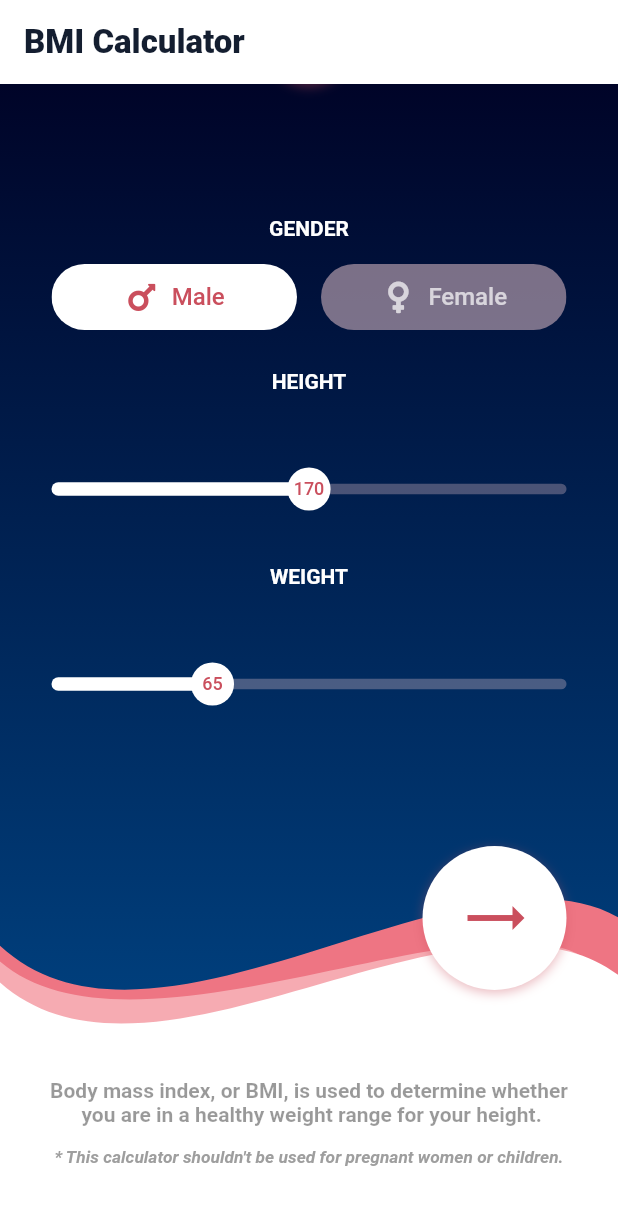
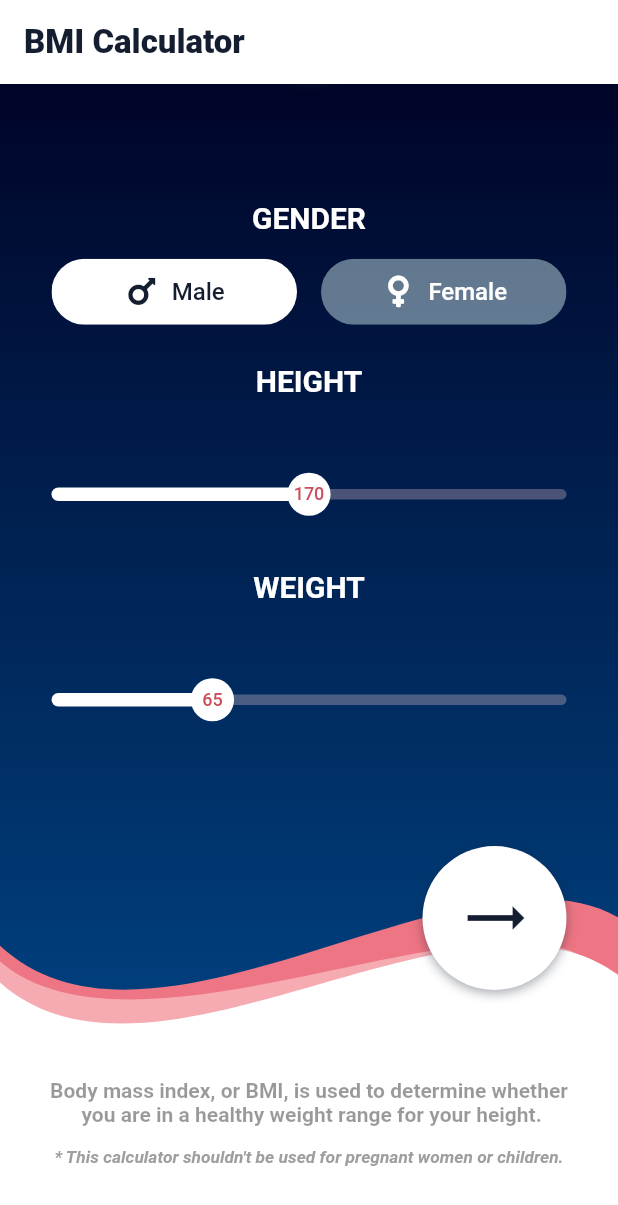
Before and after one commit to SHAHZAIB-prog/BMI-Calculator, a Flutter app: the screen it shows after launch, on a phone screen of 412 x 824 dp. Shown: the top 1205 px of the screen. Run offline on Flutter 3.47's test engine with Material 2 defaults, Android fonts, the phone set to English and light mode, and no system bars; our stand-ins replace font_awesome_flutter.

Commit message:
Changing textsize and textcolor Color of BMI cal

```diff
--- a/lib/constants.dart
+++ b/lib/constants.dart
@@ -1,11 +1,11 @@
 import 'package:flutter/material.dart';
 
 // Colors
-const Color kPrimaryColor = Color(0xFFCA4F5D);
+const Color kPrimaryColor = Color(0xFF141E30);
 const Color kActiveButtonBgColor = Colors.white;
-const Color kActiveButtonTextColor = Color(0xFFCA4F5D);
-final Color kInactiveButtonBgColor = const Color(0xFFF6CFD5).withOpacity(0.5);
-final Color kInactiveButtonTextColor = Colors.white.withOpacity(0.7);
+const Color kActiveButtonTextColor = Color(0xFF141E30);
+final Color kInactiveButtonBgColor = const Color(0xFFC4E0E5).withOpacity(0.5);
+final Color kInactiveButtonTextColor = Colors.white;
 const List<Color> kContainerGradientColors = <Color>[
   Color(0xFF000428),
   Color(0xFF004E92),
--- a/lib/home/home_screen.dart
+++ b/lib/home/home_screen.dart
@@ -95,6 +95,7 @@ class _HomeScreenState extends State<HomeScreen> {
                         style: const TextStyle(
                           color: Colors.white,
                           fontWeight: FontWeight.bold,
+                          fontSize: 20
                         ),
                       ),
                     ),
@@ -129,6 +130,7 @@ class _HomeScreenState extends State<HomeScreen> {
                         style: const TextStyle(
                           color: Colors.white,
                           fontWeight: FontWeight.bold,
+                          fontSize: 20
                         ),
                       ),
                     ),
@@ -158,6 +160,7 @@ class _HomeScreenState extends State<HomeScreen> {
                         style: const TextStyle(
                           color: Colors.white,
                           fontWeight: FontWeight.bold,
+                          fontSize: 20
                         ),
                       ),
                     ),
```
